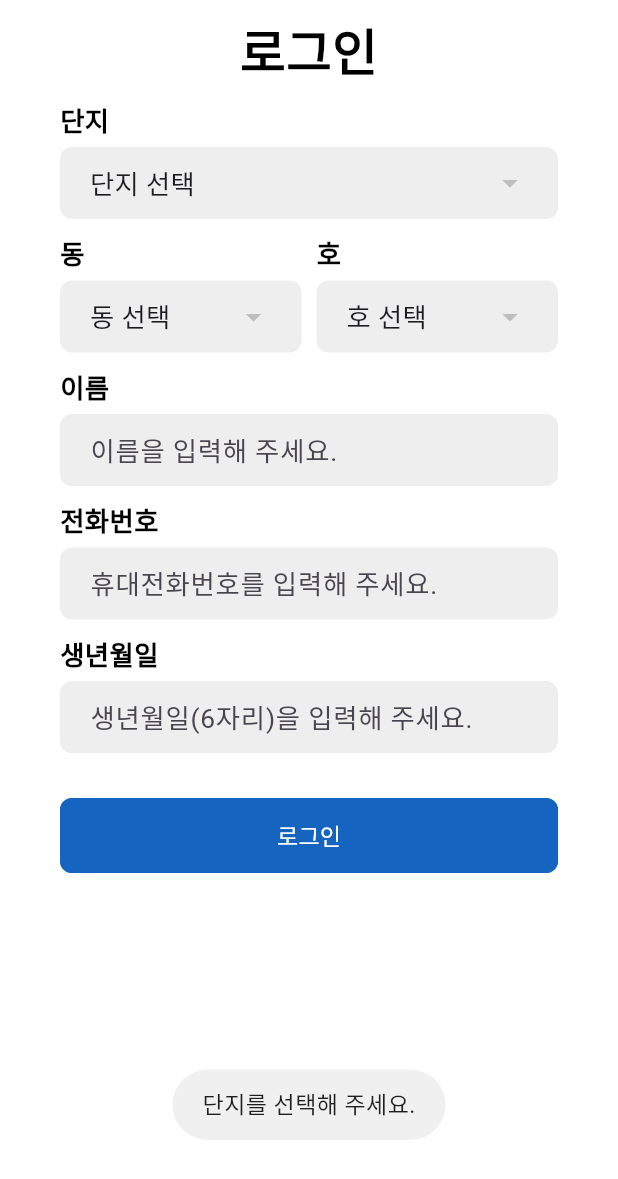
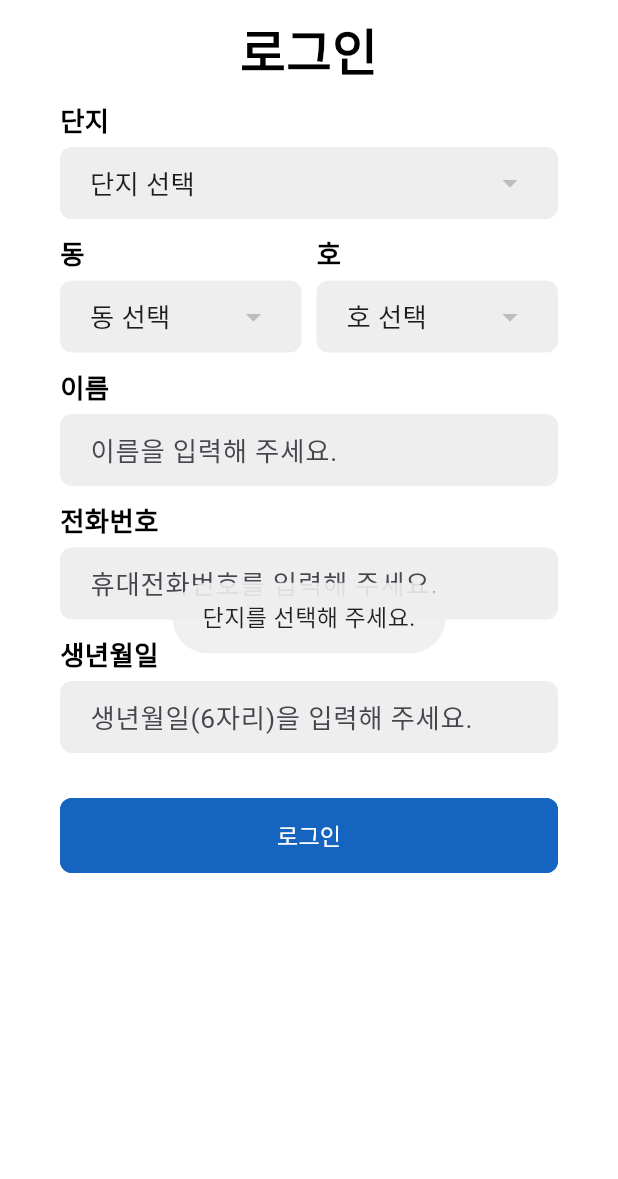
Before and after one commit to oskwon69/Coworker, a Flutter app: the screen it shows after launch, after a tap on "로그인", on a phone screen of 412 x 824 dp. Shown: the top 1179 px of the screen. Run offline on Flutter 3.47's test engine with Material 3 defaults, Android fonts, the phone set to English and light mode, and no system bars; our stand-ins replace connectivity_plus, flutter_image_compress, flutter_secure_storage, fluttertoast, gap, image_picker and 5 more; missing offline and left inert: multi_masked_formatter, webview_flutter_android, webview_flutter_wkwebview; accounts and stored records are empty.

Commit message:
240509_1

```diff
--- a/lib/UI/login_page.dart
+++ b/lib/UI/login_page.dart
@@ -365,40 +365,40 @@ class _LoginPageState extends State<LoginPage> {
                               ),
                               onPressed: () async {
                                 if( _site_code >= 999 )  {
-                                  Fluttertoast.showToast(msg: '단지를 선택해 주세요.');
+                                  Fluttertoast.showToast(msg: '단지를 선택해 주세요.', gravity: ToastGravity.CENTER);
                                   return;
                                 }
                                 if( _building_no == "동 선택" )  {
-                                  Fluttertoast.showToast(msg: '동을 선택해 주세요.');
+                                  Fluttertoast.showToast(msg: '동을 선택해 주세요.', gravity: ToastGravity.CENTER);
                                   return;
                                 }
                                 if( _house_no == "호 선택" )  {
-                                  Fluttertoast.showToast(msg: '호를 선택해 주세요.');
+                                  Fluttertoast.showToast(msg: '호를 선택해 주세요.', gravity: ToastGravity.CENTER);
                                   return;
                                 }
 
                                 if( nameController.text == '' )  {
-                                  Fluttertoast.showToast(msg: '이름을 입력해 주세요.');
+                                  Fluttertoast.showToast(msg: '이름을 입력해 주세요.', gravity: ToastGravity.CENTER);
                                   return;
                                 }
 
                                 if( phoneController.text == '' )  {
-                                  Fluttertoast.showToast(msg: '휴대전화번호를 입력해 주세요.');
+                                  Fluttertoast.showToast(msg: '휴대전화번호를 입력해 주세요.', gravity: ToastGravity.CENTER);
                                   return;
                                 }
 
                                 if( phoneController.text.trim().length < 12 || phoneController.text.trim().length > 13 ) {
-                                  Fluttertoast.showToast(msg: '유효한 휴대전화 번호를 입력해 주세요.');
+                                  Fluttertoast.showToast(msg: '유효한 휴대전화 번호를 입력해 주세요.', gravity: ToastGravity.CENTER);
                                   return;
                                 }
 
                                 if( dateController.text == '' )  {
-                                  Fluttertoast.showToast(msg: '생년월일(6자리)를 입력해 주세요.');
+                                  Fluttertoast.showToast(msg: '생년월일(6자리)를 입력해 주세요.', gravity: ToastGravity.CENTER);
                                   return;
                                 }
 
                                 if( dateController.text.trim().length != 8 ) {
-                                  Fluttertoast.showToast(msg: '유효한 생년월일(YY.MM.DD)을 입력해 주세요.');
+                                  Fluttertoast.showToast(msg: '유효한 생년월일(YY.MM.DD)을 입력해 주세요.', gravity: ToastGravity.CENTER);
                                   return;
                                 }
 
@@ -416,7 +416,7 @@ class _LoginPageState extends State<LoginPage> {
                                   if (result.isNotEmpty) {
                                     _type = result[0]['type'].toString();
                                   } else {
-                                    Fluttertoast.showToast(msg: '입력하신 정보로 등록된 세대가 없습니다.');
+                                    Fluttertoast.showToast(msg: '입력하신 정보로 등록된 세대가 없습니다.', gravity: ToastGravity.CENTER);
                                     return;
                                   }
 
@@ -458,7 +458,7 @@ class _LoginPageState extends State<LoginPage> {
                                       Navigator.pushReplacement(context, MaterialPageRoute(builder: (context) => RequestPage(user: _user)));
                                     }
                                   } else { // 유저DB에 자료가 없다는 것은 이상함.
-                                    Fluttertoast.showToast(msg: 'DB 오류 : 고객센터 문의바랍니다.');
+                                    Fluttertoast.showToast(msg: 'DB 오류 : 고객센터 문의바랍니다.', gravity: ToastGravity.CENTER);
                                   }
                                 } catch(e) {
                                   Fluttertoast.showToast(msg: e.toString());
```
